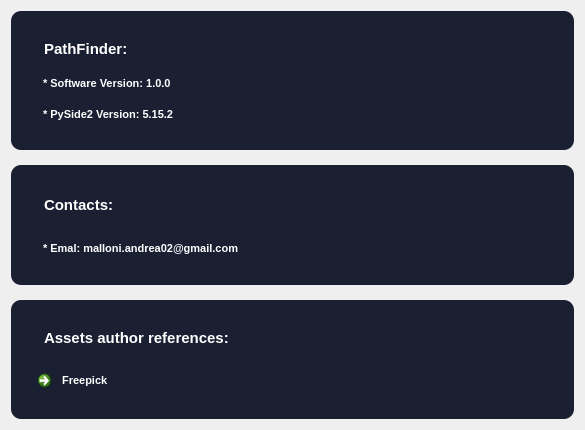
The window that UI/info.ui (AndreaMalloni/Pathfinder) describes before a commit, drawn with Qt 5.
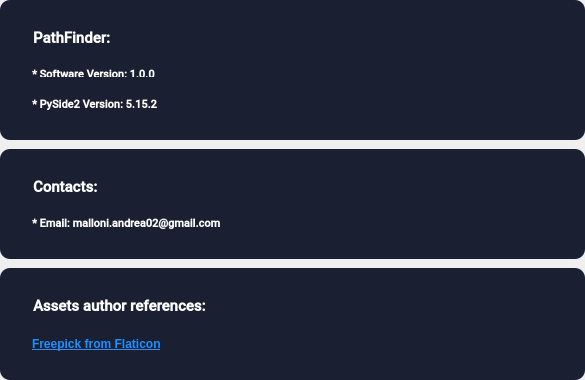
The same window after the commit.

Patch:
```diff
--- a/UI/info.ui
+++ b/UI/info.ui
@@ -7,7 +7,7 @@
     <x>0</x>
     <y>0</y>
     <width>585</width>
-    <height>430</height>
+    <height>378</height>
    </rect>
   </property>
   <property name="windowTitle">
@@ -15,10 +15,28 @@
   </property>
   <layout class="QVBoxLayout" name="verticalLayout">
    <property name="spacing">
-    <number>15</number>
+    <number>9</number>
+   </property>
+   <property name="leftMargin">
+    <number>0</number>
+   </property>
+   <property name="topMargin">
+    <number>0</number>
+   </property>
+   <property name="rightMargin">
+    <number>0</number>
+   </property>
+   <property name="bottomMargin">
+    <number>0</number>
    </property>
    <item>
     <widget class="QFrame" name="frame">
+     <property name="maximumSize">
+      <size>
+       <width>16777215</width>
+       <height>140</height>
+      </size>
+     </property>
      <property name="styleSheet">
       <string notr="true">QFrame {
 background-color: rgb(26, 32, 50);
@@ -38,10 +56,23 @@
       <property name="spacing">
        <number>0</number>
       </property>
+      <property name="leftMargin">
+       <number>9</number>
+      </property>
+      <property name="topMargin">
+       <number>9</number>
+      </property>
+      <property name="rightMargin">
+       <number>9</number>
+      </property>
+      <property name="bottomMargin">
+       <number>9</number>
+      </property>
       <item>
        <widget class="QLabel" name="label_3">
         <property name="font">
          <font>
+          <family>Roboto Medium</family>
           <pointsize>11</pointsize>
           <weight>75</weight>
           <italic>false</italic>
@@ -60,6 +91,9 @@
         <property name="scaledContents">
          <bool>false</bool>
         </property>
+        <property name="textInteractionFlags">
+         <set>Qt::TextBrowserInteraction</set>
+        </property>
        </widget>
       </item>
       <item>
@@ -72,6 +106,7 @@
         </property>
         <property name="font">
          <font>
+          <family>Roboto Medium</family>
           <pointsize>8</pointsize>
           <weight>75</weight>
           <italic>false</italic>
@@ -81,6 +116,9 @@
         <property name="text">
          <string>* Software Version: 1.0.0</string>
         </property>
+        <property name="textInteractionFlags">
+         <set>Qt::TextBrowserInteraction</set>
+        </property>
        </widget>
       </item>
       <item>
@@ -93,6 +131,7 @@
         </property>
         <property name="font">
          <font>
+          <family>Roboto Medium</family>
           <pointsize>8</pointsize>
           <weight>75</weight>
           <italic>false</italic>
@@ -102,6 +141,9 @@
         <property name="text">
          <string>* PySide2 Version: 5.15.2</string>
         </property>
+        <property name="textInteractionFlags">
+         <set>Qt::TextBrowserInteraction</set>
+        </property>
        </widget>
       </item>
      </layout>
@@ -109,6 +151,12 @@
    </item>
    <item>
     <widget class="QFrame" name="frame_3">
+     <property name="maximumSize">
+      <size>
+       <width>16777215</width>
+       <height>110</height>
+      </size>
+     </property>
      <property name="styleSheet">
       <string notr="true">QFrame {
 background-color: rgb(26, 32, 50);
@@ -125,10 +173,26 @@
       <enum>QFrame::Raised</enum>
      </property>
      <layout class="QVBoxLayout" name="verticalLayout_4">
+      <property name="spacing">
+       <number>0</number>
+      </property>
+      <property name="leftMargin">
+       <number>9</number>
+      </property>
+      <property name="topMargin">
+       <number>9</number>
+      </property>
+      <property name="rightMargin">
+       <number>9</number>
+      </property>
+      <property name="bottomMargin">
+       <number>9</number>
+      </property>
       <item>
        <widget class="QLabel" name="label_2">
         <property name="font">
          <font>
+          <family>Roboto Medium</family>
           <pointsize>11</pointsize>
           <weight>75</weight>
           <italic>false</italic>
@@ -138,6 +202,9 @@
         <property name="text">
          <string>Contacts:</string>
         </property>
+        <property name="textInteractionFlags">
+         <set>Qt::TextBrowserInteraction</set>
+        </property>
        </widget>
       </item>
       <item>
@@ -150,6 +217,7 @@
         </property>
         <property name="font">
          <font>
+          <family>Roboto Medium</family>
           <pointsize>8</pointsize>
           <weight>75</weight>
           <italic>false</italic>
@@ -157,7 +225,10 @@
          </font>
         </property>
         <property name="text">
-         <string>* Emal: malloni.andrea02@gmail.com</string>
+         <string>* Email: malloni.andrea02@gmail.com</string>
+        </property>
+        <property name="textInteractionFlags">
+         <set>Qt::TextBrowserInteraction</set>
         </property>
        </widget>
       </item>
@@ -166,6 +237,12 @@
    </item>
    <item>
     <widget class="QFrame" name="frame_2">
+     <property name="maximumSize">
+      <size>
+       <width>16777215</width>
+       <height>112</height>
+      </size>
+     </property>
      <property name="styleSheet">
       <string notr="true">QFrame {
 background-color: rgb(26, 32, 50);
@@ -182,10 +259,20 @@
       <enum>QFrame::Raised</enum>
      </property>
      <layout class="QVBoxLayout" name="verticalLayout_3">
+      <property name="leftMargin">
+       <number>9</number>
+      </property>
+      <property name="topMargin">
+       <number>9</number>
+      </property>
+      <property name="rightMargin">
+       <number>9</number>
+      </property>
       <item>
        <widget class="QLabel" name="label_7">
         <property name="font">
          <font>
+          <family>Roboto Medium</family>
           <pointsize>11</pointsize>
           <weight>75</weight>
           <italic>false</italic>
@@ -195,32 +282,24 @@
         <property name="text">
          <string>Assets author references:</string>
         </property>
+        <property name="textInteractionFlags">
+         <set>Qt::TextSelectableByMouse</set>
+        </property>
        </widget>
       </item>
       <item>
-       <widget class="QCommandLinkButton" name="commandLinkButton">
-        <property name="font">
-         <font>
-          <family>Segoe UI</family>
-          <pointsize>8</pointsize>
-         </font>
-        </property>
-        <property name="styleSheet">
-         <string notr="true">QCommandLinkButton {
-color: white;
-background-color: rgb(26, 32, 50);
-border-radius: 8px;
-}
-
-QCommandLinkButton:hover {
-color: white;
-background-color: rgb(36, 42, 59);
-border-radius: 8px;
-}
-</string>
-        </property>
+       <widget class="QLabel" name="label_4">
         <property name="text">
-         <string> Freepick</string>
+         <string>&lt;a href=&quot;https://www.flaticon.com/authors/freepik&quot; style='color: DodgerBlue'&gt;Freepick from Flaticon&lt;/a&gt;</string>
+        </property>
+        <property name="textFormat">
+         <enum>Qt::RichText</enum>
+        </property>
+        <property name="openExternalLinks">
+         <bool>true</bool>
+        </property>
+        <property name="textInteractionFlags">
+         <set>Qt::TextBrowserInteraction</set>
         </property>
        </widget>
       </item>
```
Left out of the diff: 2 changed lines with no effect on the pictures.
